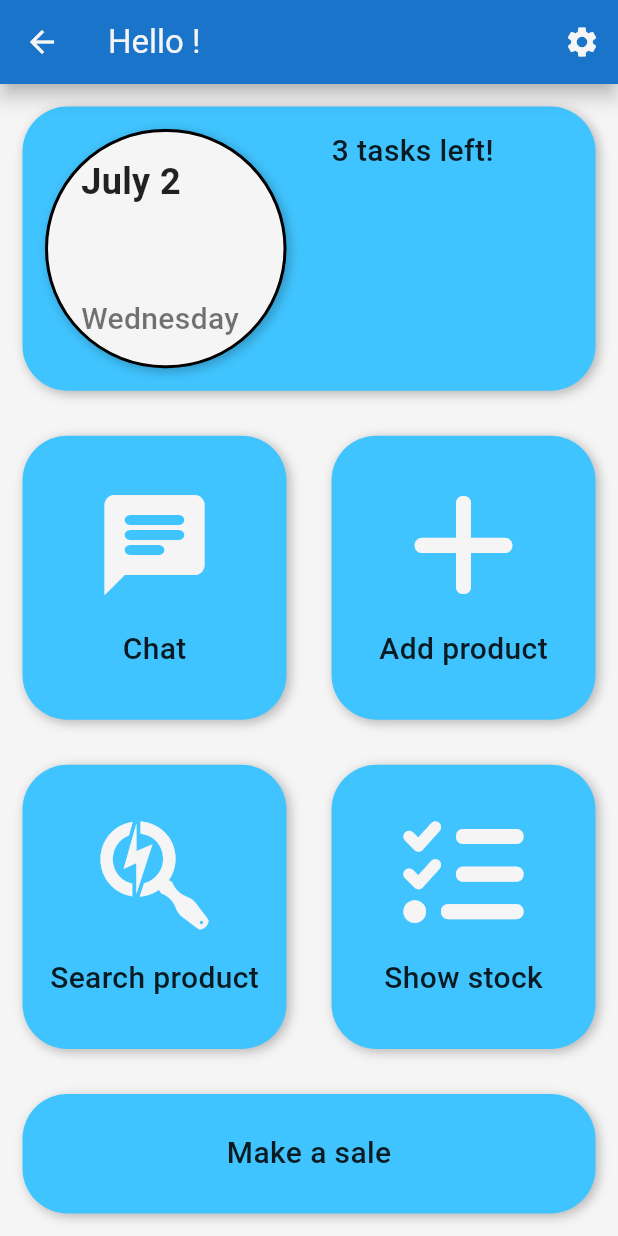
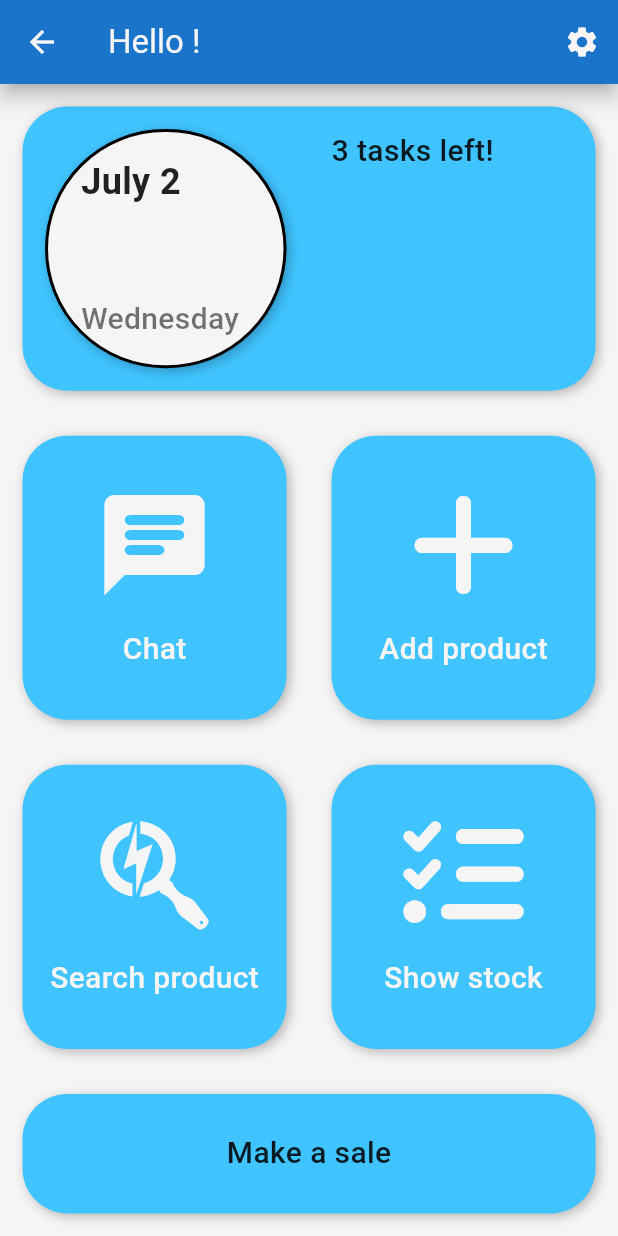
Before and after one commit to geo-di/market_manager, a Flutter app: the MenuScreen screen opened by its route, on a phone screen of 412 x 824 dp. Run offline on Flutter 3.47's test engine with Material 3 defaults, Android fonts, the light colour scheme and no system bars; our stand-ins replace animated_text_kit, cloud_firestore, firebase_auth, firebase_core, font_awesome_flutter, hive and 1 more; missing offline and left inert: mobile_scanner; accounts and stored records are empty.

Commit message:
changed text to white

```diff
--- a/lib/components/icon_content.dart
+++ b/lib/components/icon_content.dart
@@ -26,7 +26,9 @@ class IconContent extends StatelessWidget {
         ),
         Text (
           label,
-          style: kSubtitleTextDecoration,
+          style: kSubtitleTextDecoration.copyWith(
+            color: kAppWhite,
+          ),
         ),
       ],
     );
```
